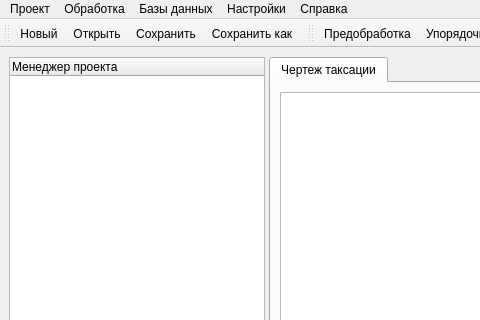
Before: the Qt Designer form resources/ui/mainwindow.ui in maxmyslivets/TaxationMaster, drawn with Qt 5; both pictures show x 0 to 480 and y 0 to 320 of the 1371 by 766 pixel window.
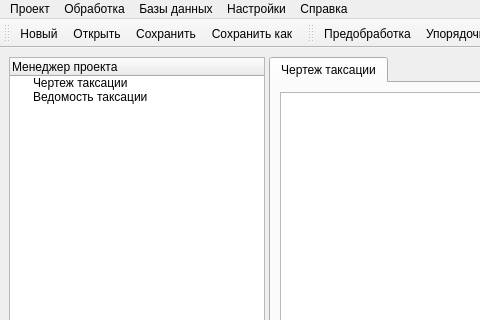
After: the same form once the commit is applied. Icons and pictures are not drawn.

Commit message: добавлен импорт ведомости таксации

What changed in the file:
```diff
--- a/resources/ui/mainwindow.ui
+++ b/resources/ui/mainwindow.ui
@@ -63,6 +63,16 @@
          <string>Менеджер проекта</string>
         </property>
        </column>
+       <item>
+        <property name="text">
+         <string>Чертеж таксации</string>
+        </property>
+       </item>
+       <item>
+        <property name="text">
+         <string>Ведомость таксации</string>
+        </property>
+       </item>
       </widget>
       <widget class="QSplitter" name="splitter_2">
        <property name="sizePolicy">
```
Left out of the diff: 13 changed lines with no effect on the pictures. The commit also changes 10 other files.
